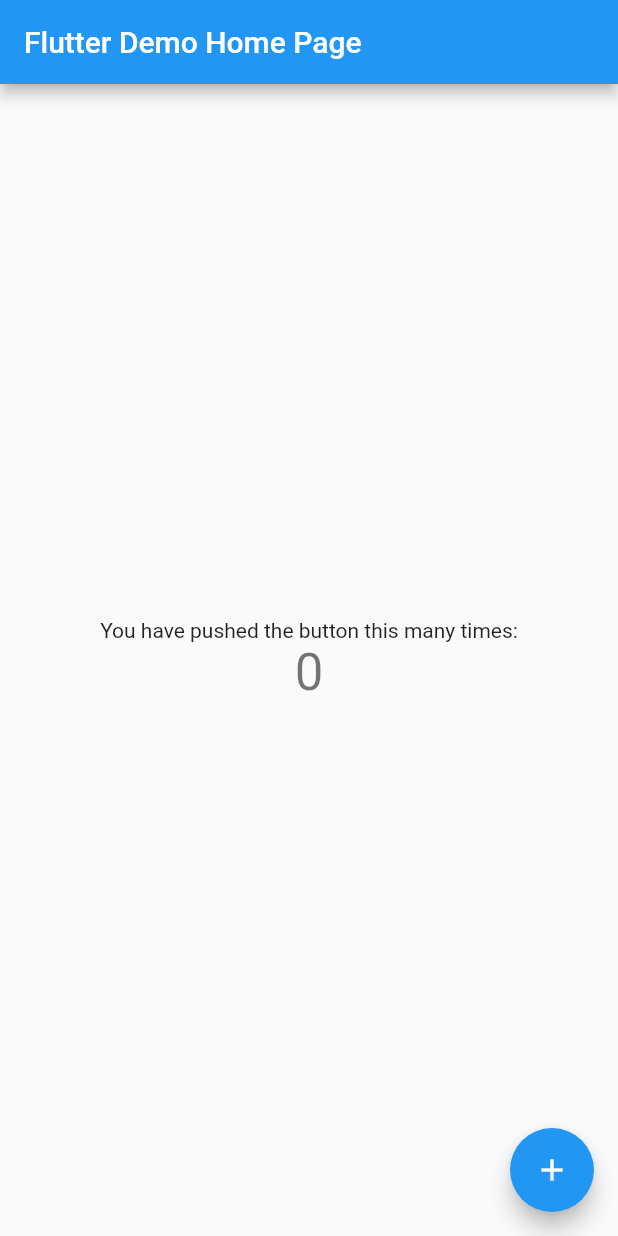
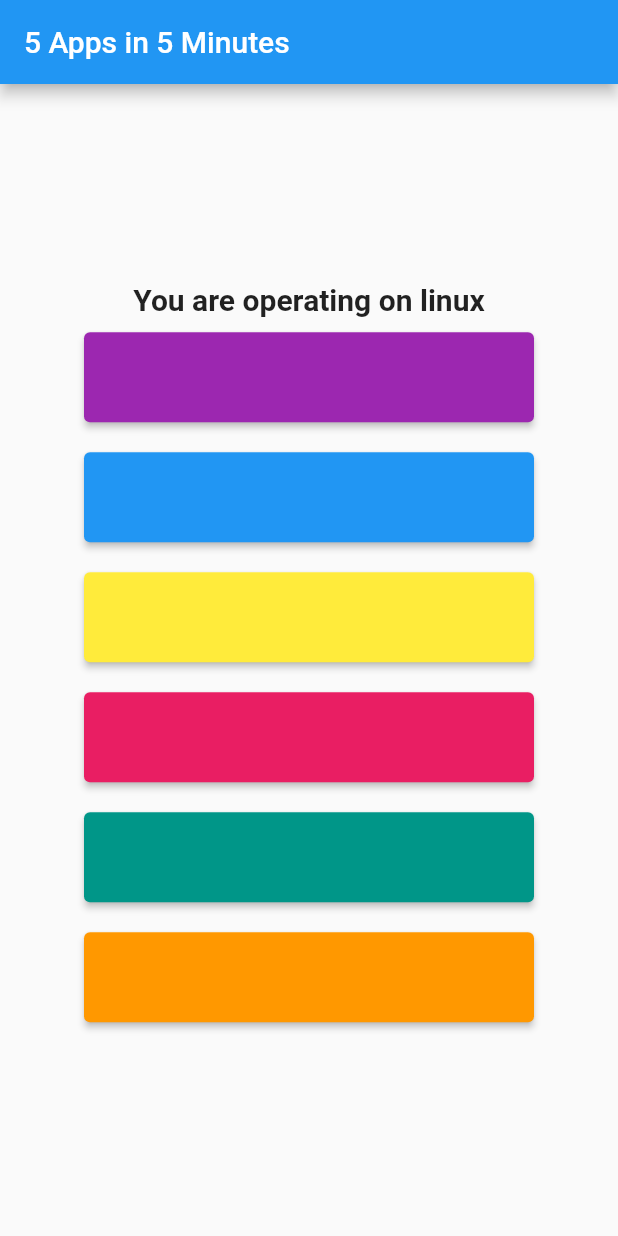
Before and after one commit to SeungwonChoi/five_apps_in_five_min, a Flutter app: the screen it shows after launch, on a phone screen of 412 x 824 dp. Run offline on Flutter 3.47's test engine with Material 2 defaults, Android fonts, the light colour scheme and no system bars; our stand-ins replace shared_preferences.

Commit message:
Create color column and OS description

```diff
--- a/lib/main.dart
+++ b/lib/main.dart
@@ -1,4 +1,8 @@
+import 'dart:io';
+
+import 'package:flutter/foundation.dart';
 import 'package:flutter/material.dart';
+import 'package:shared_preferences/shared_preferences.dart';
 
 void main() {
   runApp(const MyApp());
@@ -7,39 +11,20 @@
 class MyApp extends StatelessWidget {
   const MyApp({Key? key}) : super(key: key);
 
-  // This widget is the root of your application.
   @override
   Widget build(BuildContext context) {
     return MaterialApp(
       title: 'Flutter Demo',
       theme: ThemeData(
-        // This is the theme of your application.
-        //
-        // Try running your application with "flutter run". You'll see the
-        // application has a blue toolbar. Then, without quitting the app, try
-        // changing the primarySwatch below to Colors.green and then invoke
-        // "hot reload" (press "r" in the console where you ran "flutter run",
-        // or simply save your changes to "hot reload" in a Flutter IDE).
-        // Notice that the counter didn't reset back to zero; the application
-        // is not restarted.
         primarySwatch: Colors.blue,
       ),
-      home: const MyHomePage(title: 'Flutter Demo Home Page'),
+      home: const MyHomePage(title: '5 Apps in 5 Minutes'),
     );
   }
 }
 
 class MyHomePage extends StatefulWidget {
   const MyHomePage({Key? key, required this.title}) : super(key: key);
-
-  // This widget is the home page of your application. It is stateful, meaning
-  // that it has a State object (defined below) that contains fields that affect
-  // how it looks.
-
-  // This class is the configuration for the state. It holds the values (in this
-  // case the title) provided by the parent (in this case the App widget) and
-  // used by the build method of the State. Fields in a Widget subclass are
-  // always marked "final".
 
   final String title;
 
@@ -48,68 +33,71 @@
 }
 
 class _MyHomePageState extends State<MyHomePage> {
-  int _counter = 0;
+  final Map<String, Color> colors = {
+    'purple': Colors.purple,
+    'blue': Colors.blue,
+    'yellow': Colors.yellow,
+    'pink': Colors.pink,
+    'teal': Colors.teal,
+    'orange': Colors.orange
+  };
 
-  void _incrementCounter() {
+  Color? selectedColor;
+
+  @override
+  void initState() {
+    getStoredColor();
+    super.initState();
+  }
+
+  void getStoredColor() async {
+    SharedPreferences prefs = await SharedPreferences.getInstance();
+    String? colorName = prefs.getString('color');
     setState(() {
-      // This call to setState tells the Flutter framework that something has
-      // changed in this State, which causes it to rerun the build method below
-      // so that the display can reflect the updated values. If we changed
-      // _counter without calling setState(), then the build method would not be
-      // called again, and so nothing would appear to happen.
-      _counter++;
+      selectedColor = colors[colorName];
+    });
+  }
+
+  void setColor(String colorName, Color color) async {
+    SharedPreferences prefs = await SharedPreferences.getInstance();
+    await prefs.setString('color', colorName);
+    setState(() {
+      selectedColor = color;
     });
   }
 
   @override
   Widget build(BuildContext context) {
-    // This method is rerun every time setState is called, for instance as done
-    // by the _incrementCounter method above.
-    //
-    // The Flutter framework has been optimized to make rerunning build methods
-    // fast, so that you can just rebuild anything that needs updating rather
-    // than having to individually change instances of widgets.
     return Scaffold(
       appBar: AppBar(
-        // Here we take the value from the MyHomePage object that was created by
-        // the App.build method, and use it to set our appbar title.
         title: Text(widget.title),
+        backgroundColor: selectedColor,
       ),
       body: Center(
-        // Center is a layout widget. It takes a single child and positions it
-        // in the middle of the parent.
         child: Column(
-          // Column is also a layout widget. It takes a list of children and
-          // arranges them vertically. By default, it sizes itself to fit its
-          // children horizontally, and tries to be as tall as its parent.
-          //
-          // Invoke "debug painting" (press "p" in the console, choose the
-          // "Toggle Debug Paint" action from the Flutter Inspector in Android
-          // Studio, or the "Toggle Debug Paint" command in Visual Studio Code)
-          // to see the wireframe for each widget.
-          //
-          // Column has various properties to control how it sizes itself and
-          // how it positions its children. Here we use mainAxisAlignment to
-          // center the children vertically; the main axis here is the vertical
-          // axis because Columns are vertical (the cross axis would be
-          // horizontal).
           mainAxisAlignment: MainAxisAlignment.center,
           children: <Widget>[
-            const Text(
-              'You have pushed the button this many times:',
+            Center(
+              child: Text(
+                'You are operating on ${kIsWeb ? "the web" : Platform.operatingSystem}',
+                style: TextStyle(fontSize: 20, fontWeight: FontWeight.bold),
+              ),
             ),
-            Text(
-              '$_counter',
-              style: Theme.of(context).textTheme.headline4,
-            ),
+            for (var entry in colors.entries)
+              Container(
+                margin: EdgeInsets.all(10),
+                child: ElevatedButton(
+                  style: ElevatedButton.styleFrom(
+                    primary: entry.value,
+                    minimumSize: Size(300, 60),
+                  ),
+                  child: Text(''),
+                  onPressed: () => setColor(entry.key, entry.value),
+                ),
+              ),
           ],
         ),
       ),
-      floatingActionButton: FloatingActionButton(
-        onPressed: _incrementCounter,
-        tooltip: 'Increment',
-        child: const Icon(Icons.add),
-      ), // This trailing comma makes auto-formatting nicer for build methods.
     );
   }
 }
--- a/pubspec.yaml
+++ b/pubspec.yaml
@@ -29,6 +29,7 @@
 dependencies:
   flutter:
     sdk: flutter
+  shared_preferences: ^2.0.13
 
 
   # The following adds the Cupertino Icons font to your application.
```
Also changed, not shown: pubspec.lock, 15 other files.
